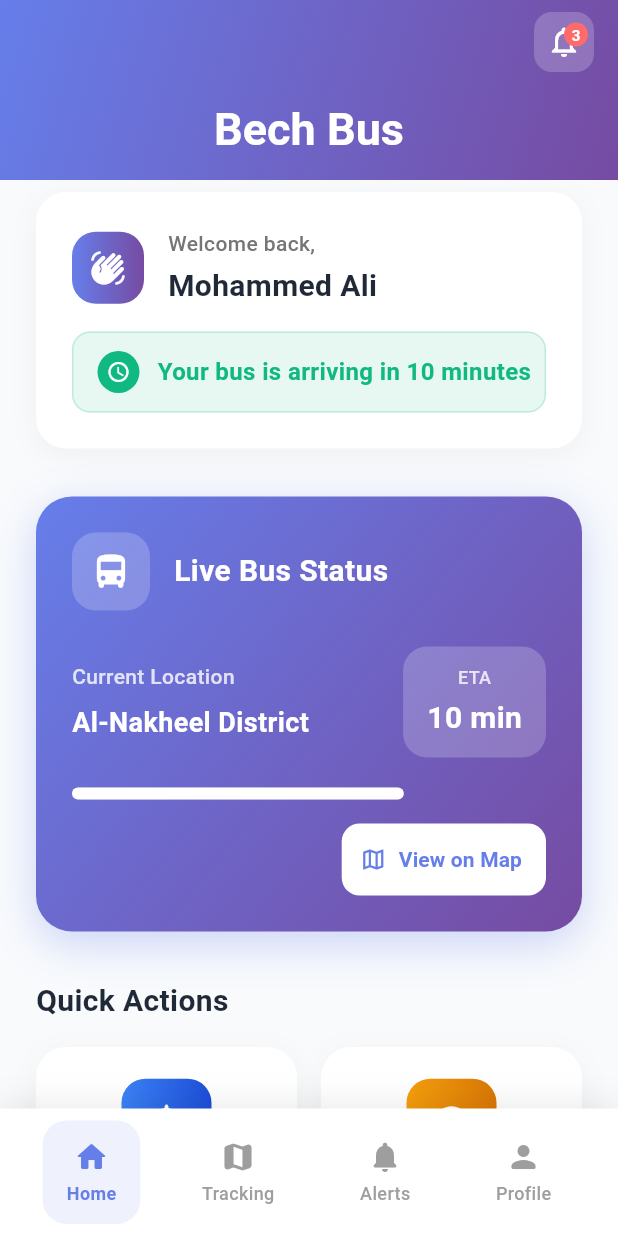
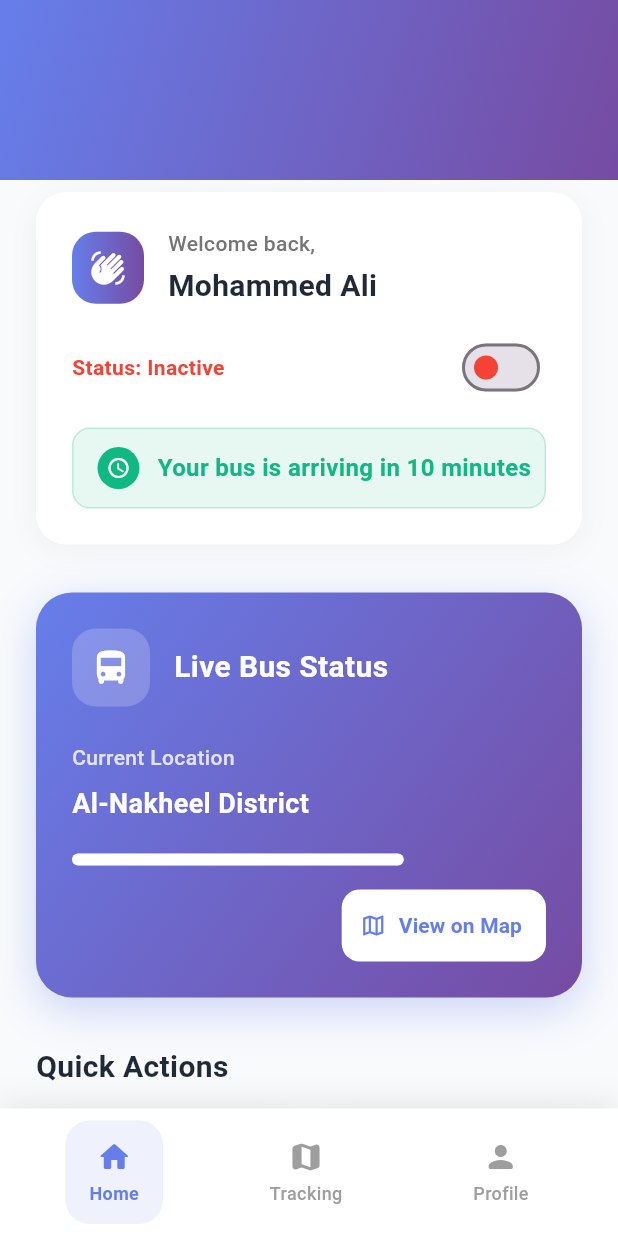
Before and after one commit to EdouardKamole/school_bus_tracking_app, a Flutter app: the screen it shows after launch, on a phone screen of 412 x 824 dp. Run offline on Flutter 3.47's test engine with Material 3 defaults, Android fonts, the phone set to English and light mode, and no system bars; our stand-ins replace firebase_core, flutter_map, latlong2; accounts and stored records are empty.

```diff
--- a/lib/screens/student_home_screen.dart
+++ b/lib/screens/student_home_screen.dart
@@ -3,15 +3,21 @@
 import 'package:flutter/material.dart';
 import 'package:school_bus_tracking_app/screens/bus_details_screen.dart';
 import 'package:school_bus_tracking_app/screens/live_bus_tracking_screen.dart';
-import 'package:school_bus_tracking_app/screens/notifications_screen.dart';
 import 'package:school_bus_tracking_app/screens/profile_screen.dart';
 import 'package:school_bus_tracking_app/screens/support_screen.dart';
 
-class StudentHomeScreen extends StatelessWidget {
+class StudentHomeScreen extends StatefulWidget {
   final String studentName;
 
   const StudentHomeScreen({Key? key, required this.studentName})
     : super(key: key);
+
+  @override
+  State<StudentHomeScreen> createState() => _StudentHomeScreenState();
+}
+
+class _StudentHomeScreenState extends State<StudentHomeScreen> {
+  bool isActive = false; // Track active status
 
   @override
   Widget build(BuildContext context) {
@@ -33,7 +39,7 @@ class StudentHomeScreen extends StatelessWidget {
                   const SizedBox(height: 32),
                   _buildQuickActionsGrid(context),
                   const SizedBox(height: 32),
-                  _buildUpcomingSchedule(context),
+
                   const SizedBox(height: 100), // Bottom padding for nav bar
                 ],
               ),
@@ -54,7 +60,9 @@ class StudentHomeScreen extends StatelessWidget {
       backgroundColor: Colors.white,
       surfaceTintColor: Colors.transparent,
       flexibleSpace: FlexibleSpaceBar(
-        background: Container(
+        background: Stack(
+          children: [
+            Container(
               decoration: const BoxDecoration(
                 gradient: LinearGradient(
                   begin: Alignment.topLeft,
@@ -63,61 +71,53 @@ class StudentHomeScreen extends StatelessWidget {
                 ),
               ),
             ),
-        title: const Text(
-          'Bech Bus',
-          style: TextStyle(
-            color: Colors.white,
-            fontWeight: FontWeight.w600,
-            fontSize: 20,
-          ),
-        ),
-        centerTitle: true,
-      ),
-      actions: [
-        Container(
-          margin: const EdgeInsets.only(right: 16),
-          child: Stack(
-            children: [
-              Container(
-                padding: const EdgeInsets.all(8),
-                decoration: BoxDecoration(
-                  color: Colors.white.withOpacity(0.2),
-                  borderRadius: BorderRadius.circular(12),
-                ),
-                child: const Icon(
-                  Icons.notifications_outlined,
-                  color: Colors.white,
-                  size: 24,
-                ),
-              ),
-              Positioned(
-                right: 4,
-                top: 4,
-                child: Container(
-                  padding: const EdgeInsets.all(4),
-                  decoration: const BoxDecoration(
-                    color: Color(0xFFFF6B6B),
-                    shape: BoxShape.circle,
-                  ),
-                  constraints: const BoxConstraints(
-                    minWidth: 16,
-                    minHeight: 16,
-                  ),
-                  child: const Text(
-                    '3',
-                    style: TextStyle(
-                      color: Colors.white,
-                      fontSize: 10,
-                      fontWeight: FontWeight.w600,
-                    ),
-                    textAlign: TextAlign.center,
-                  ),
-                ),
-              ),
+            // Positioned(
+            //   right: 16,
+            //   top: 40,
+            //   child: Stack(
+            //     children: [
+            //       Container(
+            //         padding: const EdgeInsets.all(8),
+            //         decoration: BoxDecoration(
+            //           color: Colors.white.withOpacity(0.2),
+            //           borderRadius: BorderRadius.circular(12),
+            //         ),
+            //         child: const Icon(
+            //           Icons.notifications_outlined,
+            //           color: Colors.white,
+            //           size: 24,
+            //         ),
+            //       ),
+            //       Positioned(
+            //         right: 4,
+            //         top: 4,
+            //         child: Container(
+            //           padding: const EdgeInsets.all(4),
+            //           decoration: const BoxDecoration(
+            //             color: Color(0xFFFF6B6B),
+            //             shape: BoxShape.circle,
+            //           ),
+            //           constraints: const BoxConstraints(
+            //             minWidth: 16,
+            //             minHeight: 16,
+            //           ),
+            //           child: const Text(
+            //             '3',
+            //             style: TextStyle(
+            //               color: Colors.white,
+            //               fontSize: 10,
+            //               fontWeight: FontWeight.w600,
+            //             ),
+            //             textAlign: TextAlign.center,
+            //           ),
+            //         ),
+            //       ),
+            //     ],
+            //   ),
+            // ),
           ],
         ),
       ),
-      ],
     );
   }
 
@@ -169,7 +169,7 @@ class StudentHomeScreen extends StatelessWidget {
                     ),
                     const SizedBox(height: 4),
                     Text(
-                      studentName,
+                      widget.studentName,
                       style: const TextStyle(
                         fontSize: 20,
                         fontWeight: FontWeight.w700,
@@ -178,6 +178,29 @@ class StudentHomeScreen extends StatelessWidget {
                     ),
                   ],
                 ),
+              ),
+            ],
+          ),
+          const SizedBox(height: 16),
+          Row(
+            mainAxisAlignment: MainAxisAlignment.spaceBetween,
+            children: [
+              Text(
+                isActive ? 'Status: Active' : 'Status: Inactive',
+                style: TextStyle(
+                  color: isActive ? Colors.green : Colors.red,
+                  fontWeight: FontWeight.bold,
+                ),
+              ),
+              Switch(
+                value: isActive,
+                onChanged: (val) {
+                  setState(() {
+                    isActive = val;
+                  });
+                },
+                activeColor: Colors.green,
+                inactiveThumbColor: Colors.red,
               ),
             ],
           ),
@@ -295,37 +318,37 @@ class StudentHomeScreen extends StatelessWidget {
                   ],
                 ),
               ),
-              Container(
-                padding: const EdgeInsets.symmetric(
-                  horizontal: 16,
-                  vertical: 12,
-                ),
-                decoration: BoxDecoration(
-                  color: Colors.white.withOpacity(0.2),
-                  borderRadius: BorderRadius.circular(16),
-                ),
-                child: Column(
-                  children: [
-                    Text(
-                      'ETA',
-                      style: TextStyle(
-                        fontSize: 12,
-                        color: Colors.white.withOpacity(0.8),
-                        fontWeight: FontWeight.w500,
-                      ),
-                    ),
-                    const SizedBox(height: 4),
-                    const Text(
-                      '10 min',
-                      style: TextStyle(
-                        fontSize: 20,
-                        fontWeight: FontWeight.w700,
-                        color: Colors.white,
-                      ),
-                    ),
-                  ],
-                ),
-              ),
+              // Container(
+              //   padding: const EdgeInsets.symmetric(
+              //     horizontal: 16,
+              //     vertical: 12,
+              //   ),
+              //   decoration: BoxDecoration(
+              //     color: Colors.white.withOpacity(0.2),
+              //     borderRadius: BorderRadius.circular(16),
+              //   ),
+              //   child: Column(
+              //     children: [
+              //       Text(
+              //         'ETA',
+              //         style: TextStyle(
+              //           fontSize: 12,
+              //           color: Colors.white.withOpacity(0.8),
+              //           fontWeight: FontWeight.w500,
+              //         ),
+              //       ),
+              //       const SizedBox(height: 4),
+              //       const Text(
+              //         '10 min',
+              //         style: TextStyle(
+              //           fontSize: 20,
+              //           fontWeight: FontWeight.w700,
+              //           color: Colors.white,
+              //         ),
+              //       ),
+              //     ],
+              //   ),
+              // ),
             ],
           ),
           const SizedBox(height: 20),
@@ -436,18 +459,7 @@ class StudentHomeScreen extends StatelessWidget {
                 );
               },
             ),
-            _buildActionCard(
-              context,
-              icon: Icons.schedule_rounded,
-              title: 'Schedule',
-              subtitle: 'View times',
-              gradient: const LinearGradient(
-                colors: [Color(0xFF8B5CF6), Color(0xFF7C3AED)],
-              ),
-              onTap: () {
-                // Navigate to schedule screen
-              },
-            ),
+
             _buildActionCard(
               context,
               icon: Icons.support_agent_rounded,
@@ -533,140 +545,6 @@ class StudentHomeScreen extends StatelessWidget {
     );
   }
 
-  Widget _buildUpcomingSchedule(BuildContext context) {
-    return Column(
-      crossAxisAlignment: CrossAxisAlignment.start,
-      children: [
-        const Text(
-          'Today\'s Schedule',
-          style: TextStyle(
-            fontSize: 20,
-            fontWeight: FontWeight.w700,
-            color: Color(0xFF1F2937),
-          ),
-        ),
-        const SizedBox(height: 16),
-        Container(
-          padding: const EdgeInsets.all(20),
-          decoration: BoxDecoration(
-            color: Colors.white,
-            borderRadius: BorderRadius.circular(20),
-            boxShadow: [
-              BoxShadow(
-                color: Colors.black.withOpacity(0.04),
-                offset: const Offset(0, 4),
-                blurRadius: 16,
-              ),
-            ],
-          ),
-          child: Column(
-            children: [
-              _buildScheduleItem(
-                time: '07:30 AM',
-                location: 'Home to School',
-                status: 'On time',
-                isActive: true,
-              ),
-              Container(
-                margin: const EdgeInsets.symmetric(vertical: 16),
-                height: 1,
-                color: Colors.grey[200],
-              ),
-              _buildScheduleItem(
-                time: '02:00 PM',
-                location: 'School to Home',
-                status: 'Scheduled',
-                isActive: false,
-              ),
-            ],
-          ),
-        ),
-      ],
-    );
-  }
-
-  Widget _buildScheduleItem({
-    required String time,
-    required String location,
-    required String status,
-    required bool isActive,
-  }) {
-    return Row(
-      children: [
-        Container(
-          padding: const EdgeInsets.all(12),
-          decoration: BoxDecoration(
-            color:
-                isActive
-                    ? const Color(0xFF667EEA).withOpacity(0.1)
-                    : Colors.grey[100],
-            borderRadius: BorderRadius.circular(12),
-          ),
-          child: Icon(
-            Icons.schedule_rounded,
-            color: isActive ? const Color(0xFF667EEA) : Colors.grey[500],
-            size: 20,
-          ),
-        ),
-        const SizedBox(width: 16),
-        Expanded(
-          child: Column(
-            crossAxisAlignment: CrossAxisAlignment.start,
-            children: [
-              Text(
-                location,
-                style: TextStyle(
-                  fontSize: 16,
-                  fontWeight: FontWeight.w600,
-                  color: isActive ? const Color(0xFF1F2937) : Colors.grey[600],
-                ),
-              ),
-              const SizedBox(height: 4),
-              Row(
-                children: [
-                  Text(
-                    time,
-                    style: TextStyle(
-                      fontSize: 14,
-                      color: Colors.grey[600],
-                      fontWeight: FontWeight.w500,
-                    ),
-                  ),
-                  const SizedBox(width: 8),
-                  Container(
-                    padding: const EdgeInsets.symmetric(
-                      horizontal: 8,
-                      vertical: 4,
-                    ),
-                    decoration: BoxDecoration(
-                      color:
-                          isActive
-                              ? const Color(0xFF10B981).withOpacity(0.1)
-                              : Colors.grey[100],
-                      borderRadius: BorderRadius.circular(8),
-                    ),
-                    child: Text(
-                      status,
-                      style: TextStyle(
-                        fontSize: 12,
-                        color:
-                            isActive
-                                ? const Color(0xFF10B981)
-                                : Colors.grey[600],
-                        fontWeight: FontWeight.w600,
-                      ),
-                    ),
-                  ),
-                ],
-              ),
-            ],
-          ),
-        ),
-        Icon(Icons.chevron_right_rounded, color: Colors.grey[400], size: 20),
-      ],
-    );
-  }
-
   Widget _buildBottomNavigationBar(BuildContext context) {
     return Container(
       decoration: BoxDecoration(
@@ -708,20 +586,7 @@ class StudentHomeScreen extends StatelessWidget {
                   );
                 },
               ),
-              _buildNavItem(
-                context,
-                icon: Icons.notifications_rounded,
-                label: 'Alerts',
-                isActive: false,
-                onTap: () {
-                  Navigator.push(
-                    context,
-                    MaterialPageRoute(
-                      builder: (context) => NotificationsScreen(),
-                    ),
-                  );
-                },
-              ),
+
               _buildNavItem(
                 context,
                 icon: Icons.person_rounded,
```
Also changed, not shown: lib/screens/live_bus_tracking_screen.dart (+35 -72 lines), lib/screens/notifications_screen.dart (deleted, +0 -104 lines), pubspec.yaml (+11 -8 lines), firebase.json (added), lib/firebase_options.dart (added), pubspec.lock, 7 other files. Lines whose indentation alone changed are shown as unchanged.
